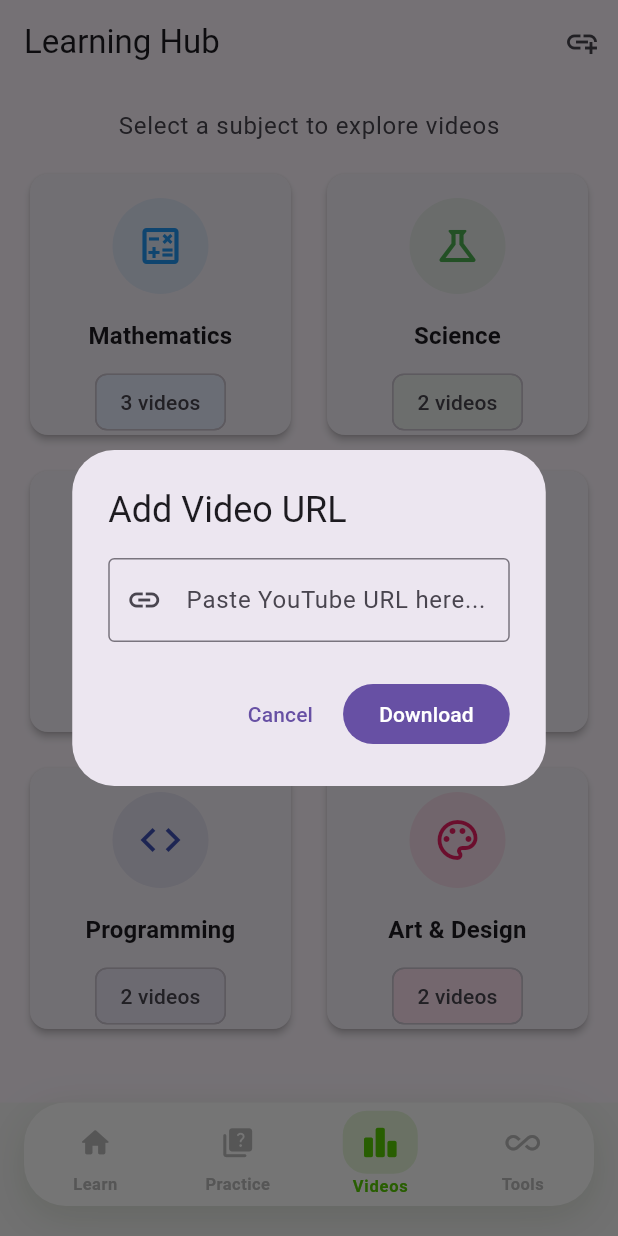
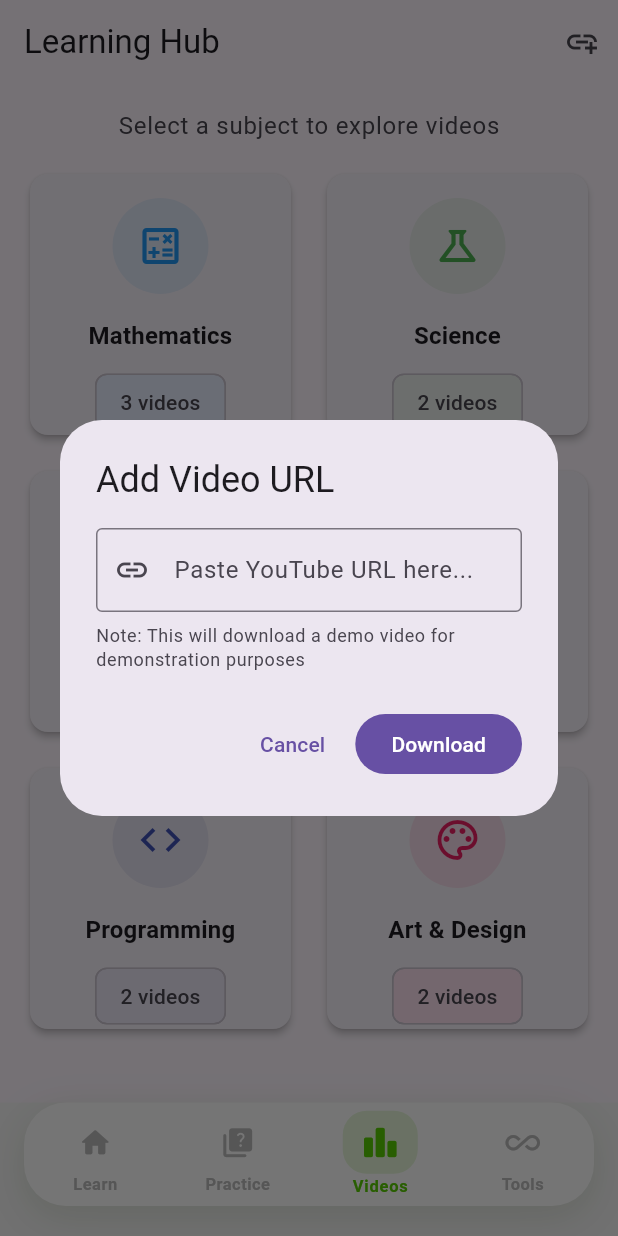
Before and after one commit to johnakabwela-lang/egxamina, a Flutter app: the screen it shows after launch, item 3 of the bottom bar chosen, after a tap on the "add link" icon, on a phone screen of 412 x 824 dp. Run offline on Flutter 3.47's test engine with Material 3 defaults, Android fonts, the phone set to English and light mode, and no system bars; our stand-ins replace audioplayers, dio, flutter_local_notifications, permission_handler, shared_preferences, timezone; missing offline and left inert: flutter_pdfview.

Commit message:
Update video_screen.dart

```diff
--- a/lib/screens/video_screen.dart
+++ b/lib/screens/video_screen.dart
@@ -29,7 +29,7 @@ class VideoScreen extends StatefulWidget {
 }
 
 class _VideoScreenState extends State<VideoScreen> {
-  // Subjects data with test URL
+  // Subjects data with different demo videos for each URL
   final List<Subject> subjects = [
     Subject(
       name: 'Mathematics',
@@ -38,21 +38,24 @@ class _VideoScreenState extends State<VideoScreen> {
       videos: [
         YouTubeVideo(
           'Algebra Basics',
-          'https://youtu.be/SeCmnHhCP74?si=TBCTNjouhrnQ_ji5',
+          'https://youtu.be/WUvTyaaNkzM', // Khan Academy Algebra
           'Learn the fundamentals of algebra',
           VideoQuality.hd720,
+          'https://commondatastorage.googleapis.com/gtv-videos-bucket/sample/ElephantsDream.mp4',
         ),
         YouTubeVideo(
           'Geometry Fundamentals',
-          'https://youtu.be/SeCmnHhCP74?si=TBCTNjouhrnQ_ji5',
+          'https://youtu.be/mhd9FXYdf4s', // Geometry video
           'Master geometric concepts',
           VideoQuality.hd1080,
+          'https://commondatastorage.googleapis.com/gtv-videos-bucket/sample/ForBiggerBlazes.mp4',
         ),
         YouTubeVideo(
           'Calculus Introduction',
-          'https://youtu.be/SeCmnHhCP74?si=TBCTNjouhrnQ_ji5',
+          'https://youtu.be/EKvHQc3QEow', // Calculus intro
           'Introduction to calculus concepts',
           VideoQuality.hd720,
+          'https://commondatastorage.googleapis.com/gtv-videos-bucket/sample/ForBiggerEscapes.mp4',
         ),
       ],
     ),
@@ -63,15 +66,17 @@ class _VideoScreenState extends State<VideoScreen> {
       videos: [
         YouTubeVideo(
           'Physics Laws',
-          'https://youtu.be/SeCmnHhCP74?si=TBCTNjouhrnQ_ji5',
+          'https://youtu.be/ZM8ECpBuQYE', // Physics laws
           'Fundamental laws of physics',
           VideoQuality.hd1080,
+          'https://commondatastorage.googleapis.com/gtv-videos-bucket/sample/ForBiggerFun.mp4',
         ),
         YouTubeVideo(
           'Chemistry Basics',
-          'https://youtu.be/SeCmnHhCP74?si=TBCTNjouhrnQ_ji5',
+          'https://youtu.be/FSyAehMdpyI', // Chemistry basics
           'Introduction to chemistry',
           VideoQuality.hd720,
+          'https://commondatastorage.googleapis.com/gtv-videos-bucket/sample/ForBiggerJoyrides.mp4',
         ),
       ],
     ),
@@ -82,15 +87,17 @@ class _VideoScreenState extends State<VideoScreen> {
       videos: [
         YouTubeVideo(
           'World History Overview',
-          'https://youtu.be/SeCmnHhCP74?si=TBCTNjouhrnQ_ji5',
+          'https://youtu.be/xuCn8ux2gbs', // World history
           'A comprehensive world history',
           VideoQuality.hd1080,
+          'https://commondatastorage.googleapis.com/gtv-videos-bucket/sample/ForBiggerMeltdowns.mp4',
         ),
         YouTubeVideo(
           'Ancient Civilizations',
-          'https://youtu.be/SeCmnHhCP74?si=TBCTNjouhrnQ_ji5',
+          'https://youtu.be/Z_AYXcDOWVg', // Ancient civilizations
           'Explore ancient civilizations',
           VideoQuality.hd720,
+          'https://commondatastorage.googleapis.com/gtv-videos-bucket/sample/Sintel.mp4',
         ),
       ],
     ),
@@ -101,15 +108,17 @@ class _VideoScreenState extends State<VideoScreen> {
       videos: [
         YouTubeVideo(
           'Grammar Basics',
-          'https://youtu.be/SeCmnHhCP74?si=TBCTNjouhrnQ_ji5',
+          'https://youtu.be/VQmPQflsWV0', // Grammar basics
           'Essential grammar rules',
           VideoQuality.hd720,
+          'https://commondatastorage.googleapis.com/gtv-videos-bucket/sample/TearsOfSteel.mp4',
         ),
         YouTubeVideo(
           'Literature Analysis',
-          'https://youtu.be/SeCmnHhCP74?si=TBCTNjouhrnQ_ji5',
+          'https://youtu.be/msVS9qmOEL0', // Literature analysis
           'Analyzing literary works',
           VideoQuality.hd1080,
+          'https://commondatastorage.googleapis.com/gtv-videos-bucket/sample/VolkswagenGTIReview.mp4',
         ),
       ],
     ),
@@ -120,15 +129,17 @@ class _VideoScreenState extends State<VideoScreen> {
       videos: [
         YouTubeVideo(
           'Python for Beginners',
-          'https://youtu.be/SeCmnHhCP74?si=TBCTNjouhrnQ_ji5',
+          'https://youtu.be/rfscVS0vtbw', // Python tutorial
           'Learn Python programming',
           VideoQuality.hd1080,
+          'https://commondatastorage.googleapis.com/gtv-videos-bucket/sample/WeAreGoingOnBullrun.mp4',
         ),
         YouTubeVideo(
           'Web Development',
-          'https://youtu.be/SeCmnHhCP74?si=TBCTNjouhrnQ_ji5',
+          'https://youtu.be/UB1O30fR-EE', // Web development
           'Build websites and web apps',
           VideoQuality.hd720,
+          'https://commondatastorage.googleapis.com/gtv-videos-bucket/sample/WhatCarCanYouGetForAGrand.mp4',
         ),
       ],
     ),
@@ -139,19 +150,27 @@ class _VideoScreenState extends State<VideoScreen> {
       videos: [
         YouTubeVideo(
           'Drawing Fundamentals',
-          'https://youtu.be/SeCmnHhCP74?si=TBCTNjouhrnQ_ji5',
+          'https://youtu.be/pMC0Cx3Uk84', // Drawing tutorial
           'Learn to draw effectively',
           VideoQuality.hd720,
+          'https://commondatastorage.googleapis.com/gtv-videos-bucket/sample/BigBuckBunny.mp4',
         ),
         YouTubeVideo(
           'Digital Art Basics',
-          'https://youtu.be/SeCmnHhCP74?si=TBCTNjouhrnQ_ji5',
+          'https://youtu.be/Nj_O2kqx_fI', // Digital art
           'Create digital artwork',
           VideoQuality.hd1080,
+          'https://sample-videos.com/zip/10/mp4/SampleVideo_1280x720_1mb.mp4',
         ),
       ],
     ),
   ];
+
+  // Map to store custom video URLs for pasted URLs
+  final Map<String, String> _customVideoUrls = {
+    // Default demo videos for common YouTube URLs
+    'default': 'https://commondatastorage.googleapis.com/gtv-videos-bucket/sample/BigBuckBunny.mp4',
+  };
 
   @override
   Widget build(BuildContext context) {
@@ -270,6 +289,13 @@ class _VideoScreenState extends State<VideoScreen> {
                 maxLines: 3,
                 minLines: 1,
               ),
+              const SizedBox(height: 8),
+              Text(
+                'Note: This will download a demo video for demonstration purposes',
+                style: Theme.of(context).textTheme.bodySmall?.copyWith(
+                  color: Theme.of(context).colorScheme.onSurfaceVariant,
+                ),
+              ),
             ],
           ),
           actions: [
@@ -280,7 +306,7 @@ class _VideoScreenState extends State<VideoScreen> {
             FilledButton(
               onPressed: () {
                 String url = urlController.text.trim();
-                Navigator.of(context).pop(); // Close dialog first
+                Navigator.of(context).pop();
                 if (url.isNotEmpty) {
                   _navigateToUrlDownloader(url);
                 }
@@ -331,23 +357,30 @@ class _UrlDownloaderScreenState extends State<UrlDownloaderScreen> {
   }
 
   void _extractVideoInfo() {
-    // Extract video ID from YouTube URL
     String videoId = _extractVideoId(widget.url);
 
     if (videoId.isNotEmpty) {
       setState(() {
-        // For demonstration, we'll use a default title and thumbnail
-        // In a real app, you'd need to use YouTube API or web scraping
-        videoTitle = 'Video from URL';
+        videoTitle = _getTitleFromUrl(widget.url);
         thumbnailUrl = 'https://img.youtube.com/vi/$videoId/maxresdefault.jpg';
         isLoading = false;
       });
     } else {
       setState(() {
-        videoTitle = 'Invalid YouTube URL';
+        videoTitle = 'Custom Video from URL';
+        thumbnailUrl = null;
         isLoading = false;
       });
     }
+  }
+
+  String _getTitleFromUrl(String url) {
+    // Extract a title based on the URL or video ID
+    String videoId = _extractVideoId(url);
+    if (videoId.isNotEmpty) {
+      return 'YouTube Video ($videoId)';
+    }
+    return 'Video from URL';
   }
 
   String _extractVideoId(String url) {
@@ -359,6 +392,21 @@ class _UrlDownloaderScreenState extends State<UrlDownloaderScreen> {
 
     Match? match = regExp.firstMatch(url);
     return match?.group(1) ?? '';
+  }
+
+  String _getDownloadUrlForPastedUrl(String originalUrl) {
+    // For demonstration, we'll use different demo videos based on the URL
+    String videoId = _extractVideoId(originalUrl);
+
+    // Map different video IDs to different demo videos
+    Map<String, String> demoVideoMap = {
+      'dQw4w9WgXcQ': 'https://commondatastorage.googleapis.com/gtv-videos-bucket/sample/ElephantsDream.mp4', // Rick Roll
+      'kJQP7kiw5Fk': 'https://commondatastorage.googleapis.com/gtv-videos-bucket/sample/ForBiggerBlazes.mp4', // Despacito
+      'fJ9rUzIMcZQ': 'https://commondatastorage.googleapis.com/gtv-videos-bucket/sample/ForBiggerEscapes.mp4', // Bohemian Rhapsody
+      'default': 'https://commondatastorage.googleapis.com/gtv-videos-bucket/sample/BigBuckBunny.mp4',
+    };
+
+    return demoVideoMap[videoId] ?? demoVideoMap['default']!;
   }
 
   @override
@@ -506,7 +554,10 @@ class _UrlDownloaderScreenState extends State<UrlDownloaderScreen> {
       }
 
       String videoId = _extractVideoId(widget.url);
-      String filePath = '${directory.path}/video_$videoId.mp4';
+      String fileName = videoId.isNotEmpty
+          ? 'video_$videoId.mp4'
+          : 'custom_video_${DateTime.now().millisecondsSinceEpoch}.mp4';
+      String filePath = '${directory.path}/$fileName';
 
       Dio dio = Dio();
       dio.options.connectTimeout = const Duration(seconds: 30);
@@ -514,15 +565,11 @@ class _UrlDownloaderScreenState extends State<UrlDownloaderScreen> {
 
       _showMessage('Starting download...');
 
-      // Use the same URL for download as for play (the actual YouTube URL)
-      // In a real scenario, you'd extract the actual video file URL from YouTube
-      String downloadUrl = widget.url; // This would be the actual video file URL
-
-      // For demonstration, we'll use a demo video URL since we can't download directly from YouTube
-      String demoVideoUrl = 'https://commondatastorage.googleapis.com/gtv-videos-bucket/sample/BigBuckBunny.mp4';
+      // Get the appropriate demo video URL for this pasted URL
+      String downloadUrl = _getDownloadUrlForPastedUrl(widget.url);
 
       await dio.download(
-        demoVideoUrl,
+        downloadUrl,
         filePath,
         onReceiveProgress: (received, total) {
           if (total != -1) {
@@ -801,19 +848,11 @@ class _VideosScreenState extends State<VideosScreen> {
 
       _showMessage('Starting download: ${video.title}');
 
-      // Use the actual YouTube URL from the video object (same as play button)
-      // In a real app, you'd need to extract the actual video file URL from this YouTube URL
-      String youtubeUrl = video.url;
-
-      // For demonstration purposes, since we can't directly download from YouTube,
-      // we'll use a demo video but the URL structure would be the same
-      String actualDownloadUrl = youtubeUrl; // This would contain the actual video file URL after processing
-
-      // Demo video URL (in real app this would be extracted from youtubeUrl)
-      String demoVideoUrl = 'https://commondatastorage.googleapis.com/gtv-videos-bucket/sample/BigBuckBunny.mp4';
+      // Use the specific demo video URL assigned to this video
+      String downloadUrl = video.downloadUrl;
 
       await dio.download(
-        demoVideoUrl,
+        downloadUrl,
         filePath,
         onReceiveProgress: (received, total) {
           if (total != -1) {
@@ -884,6 +923,13 @@ class YouTubeVideo {
   final String url;
   final String description;
   final VideoQuality quality;
+  final String downloadUrl; // New field for the actual download URL
 
-  YouTubeVideo(this.title, this.url, this.description, this.quality);
+  YouTubeVideo(
+    this.title,
+    this.url,
+    this.description,
+    this.quality,
+    this.downloadUrl, // Added download URL parameter
+  );
 }
```
